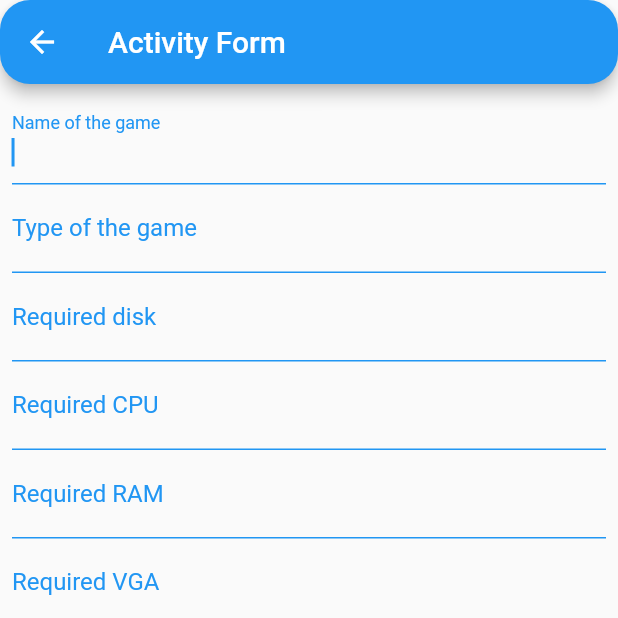
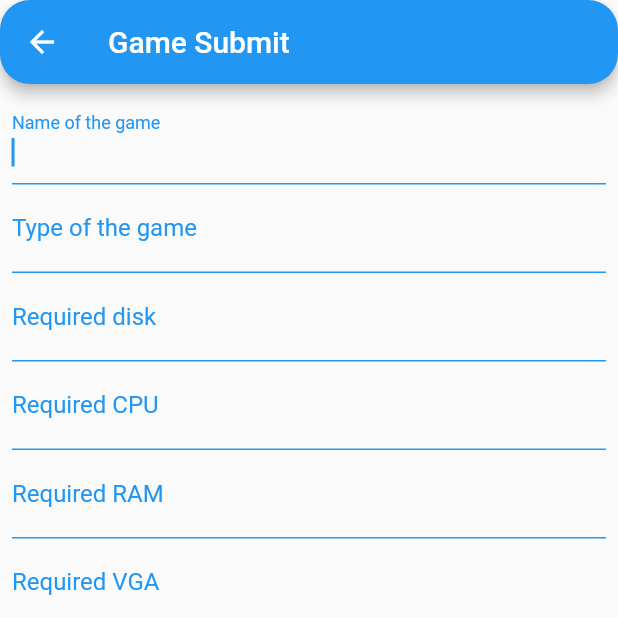
Before and after one commit to CattoLoaffu/FlutterFinalProject, a Flutter app: the FormPage screen opened directly, on a phone screen of 412 x 824 dp, the top half of it. Run offline on Flutter 3.47's test engine with Material 2 defaults, Android fonts, the phone set to English and light mode, and no system bars; our stand-ins replace sembast.

```diff
--- a/lib/Page/formPage.dart
+++ b/lib/Page/formPage.dart
@@ -27,7 +27,7 @@ class _FormPageState extends State<FormPage> {
         appBar: AppBar(
           shape:
               RoundedRectangleBorder(borderRadius: BorderRadius.circular(20)),
-          title: const Text("Activity Form"),
+          title: const Text("Game Submit"),
         ),
         body: SingleChildScrollView(
           child: Padding(
```
Also changed, not shown: lib/model/model.dart (+9 -3 lines), pubspec.yaml (line endings or trailing spaces).
